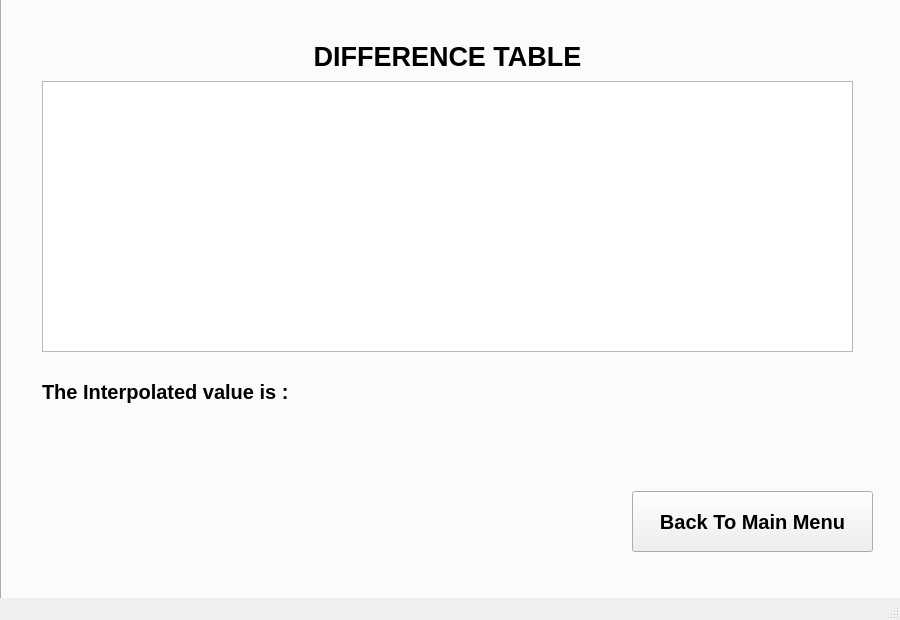
Above: MainFiles/UIDesign.ui from Fawad-Javed-Fateh/Zephyr-I before the change. Below: the same form after it.
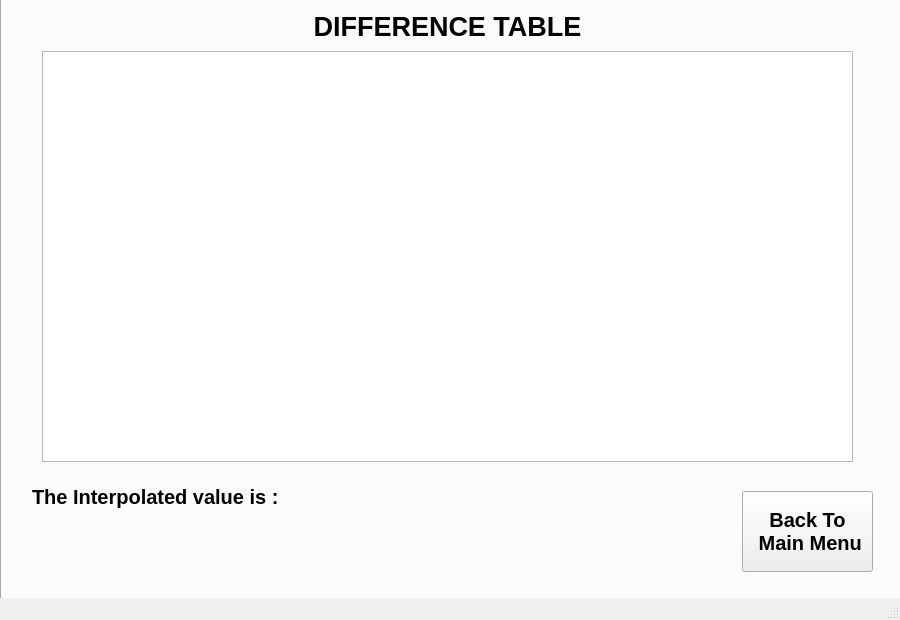
That is the form after the change. The open tabs and pages were chosen to show the change.

```diff
--- a/MainFiles/UIDesign.ui
+++ b/MainFiles/UIDesign.ui
@@ -993,7 +993,7 @@
       <property name="geometry">
        <rect>
         <x>270</x>
-        <y>20</y>
+        <y>-10</y>
         <width>351</width>
         <height>71</height>
        </rect>
@@ -1016,17 +1016,17 @@
       <property name="geometry">
        <rect>
         <x>40</x>
-        <y>80</y>
+        <y>50</y>
         <width>811</width>
-        <height>271</height>
+        <height>411</height>
        </rect>
       </property>
      </widget>
      <widget class="QLabel" name="InterpolAnsLabel">
       <property name="geometry">
        <rect>
-        <x>40</x>
-        <y>375</y>
+        <x>30</x>
+        <y>480</y>
         <width>431</width>
         <height>31</height>
        </rect>
@@ -1045,10 +1045,10 @@
      <widget class="QPushButton" name="InterPolMainMenu">
       <property name="geometry">
        <rect>
-        <x>630</x>
+        <x>740</x>
         <y>490</y>
-        <width>241</width>
-        <height>61</height>
+        <width>131</width>
+        <height>81</height>
        </rect>
       </property>
       <property name="font">
@@ -1059,7 +1059,8 @@
        </font>
       </property>
       <property name="text">
-       <string>Back To Main Menu</string>
+       <string>Back To 
+ Main Menu</string>
       </property>
      </widget>
     </widget>
```
